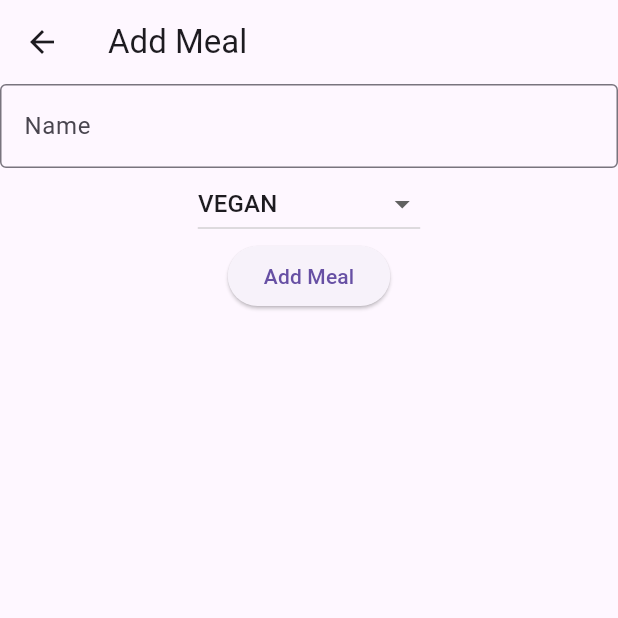
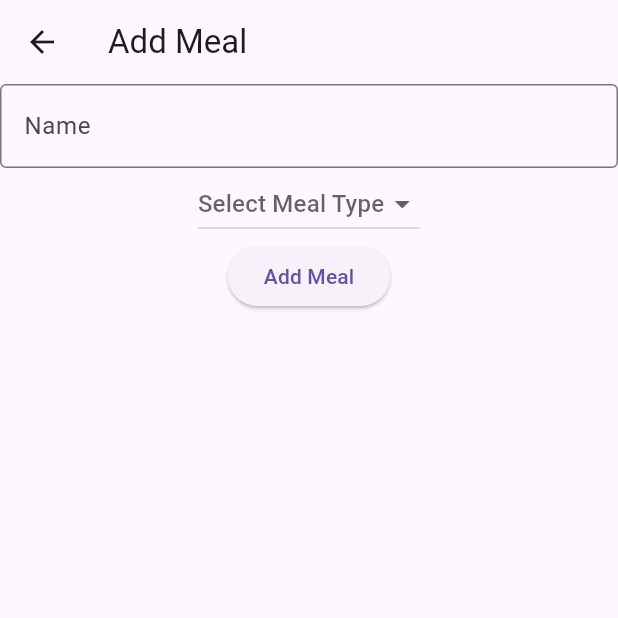
Before and after one commit to JanAppAkademie/b11_app, a Flutter app: the AddMealPage screen opened directly, after a tap on "Add Meal", on a phone screen of 412 x 824 dp, the top half of it. Run offline on Flutter 3.47's test engine with Material 3 defaults, Android fonts, the phone set to English and light mode, and no system bars; our stand-ins replace cloud_firestore, firebase_auth, firebase_core, google_sign_in; accounts and stored records are empty.

Commit message:
firestore repo

```diff
--- a/lib/features/home/presentation/pages/add_meal_page.dart
+++ b/lib/features/home/presentation/pages/add_meal_page.dart
@@ -12,6 +12,7 @@ class AddMealPage extends StatefulWidget {
 class _AddMealPageState extends State<AddMealPage> {
   final TextEditingController _nameController = TextEditingController();
   final TextEditingController _mealTypeController = TextEditingController();
+  String? _selectedMealType;
 
   @override
   void initState() {
@@ -46,11 +47,11 @@ class _AddMealPageState extends State<AddMealPage> {
                 .toList(),
             onChanged: (value) {
               setState(() {
-                label = value!;
+                _selectedMealType = value!;
                 print(label);
               });
             },
-            value: label,
+            value: _selectedMealType,
           ),
           ElevatedButton(
             onPressed: () {
@@ -59,7 +60,7 @@ class _AddMealPageState extends State<AddMealPage> {
                   .doc("LA")
                   .set({
                     "name": _nameController.text,
-                    "mealtype": _mealTypeController.text,
+                    "mealtype": _selectedMealType,
                   })
                   .onError((e, _) => print("Error writing document: $e"));
             },
--- /dev/null
+++ b/lib/services/firestore_repo.dart
@@ -0,0 +1,49 @@
+import 'package:cloud_firestore/cloud_firestore.dart';
+import '../../models/meal.dart';
+
+class Firestore {
+  final _firestore = FirebaseFirestore.instance;
+
+  /// CREATE — add a new meal
+  Future<String> createMeal(Meal meal) async {
+    final doc = await _firestore.collection("meals").add(meal.toMap());
+    return doc.id;
+  }
+
+  /// READ — get all meals as a list
+  Future<List<Meal>> getMeals() async {
+    final snapshot = await _firestore.collection("meals").get();
+    return snapshot.docs
+        .map((doc) => Meal.fromMap(doc.id, doc.data()))
+        .toList();
+  }
+
+  /// READ (realtime) — stream all meals
+  Stream<List<Meal>> streamMeals() {
+    return _firestore
+        .collection("meals")
+        .snapshots()
+        .map(
+          (snapshot) => snapshot.docs
+              .map((doc) => Meal.fromMap(doc.id, doc.data()))
+              .toList(),
+        );
+  }
+
+  /// READ — get 1 meal
+  Future<Meal?> getMeal(String id) async {
+    final doc = await _firestore.collection("meals").doc(id).get();
+    if (!doc.exists) return null;
+    return Meal.fromMap(doc.id, doc.data()!);
+  }
+
+  /// UPDATE — update a meal
+  Future<void> updateMeal(String id, Meal meal) async {
+    await _firestore.collection("meals").doc(id).update(meal.toMap());
+  }
+
+  /// DELETE — delete meal
+  Future<void> deleteMeal(String id) async {
+    await _firestore.collection("meals").doc(id).delete();
+  }
+}
```
Also changed, not shown: pubspec.lock, 2 other files.
